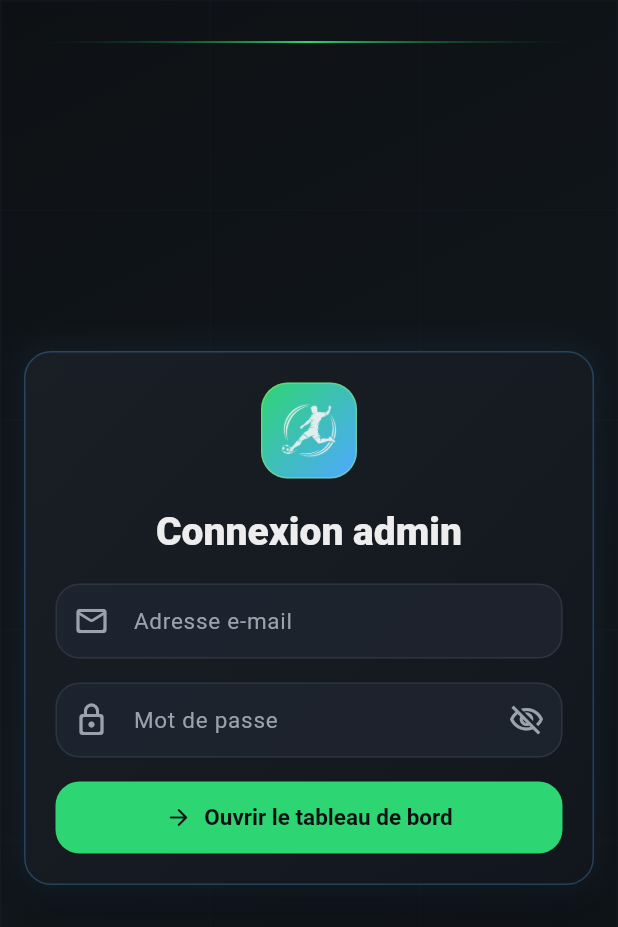
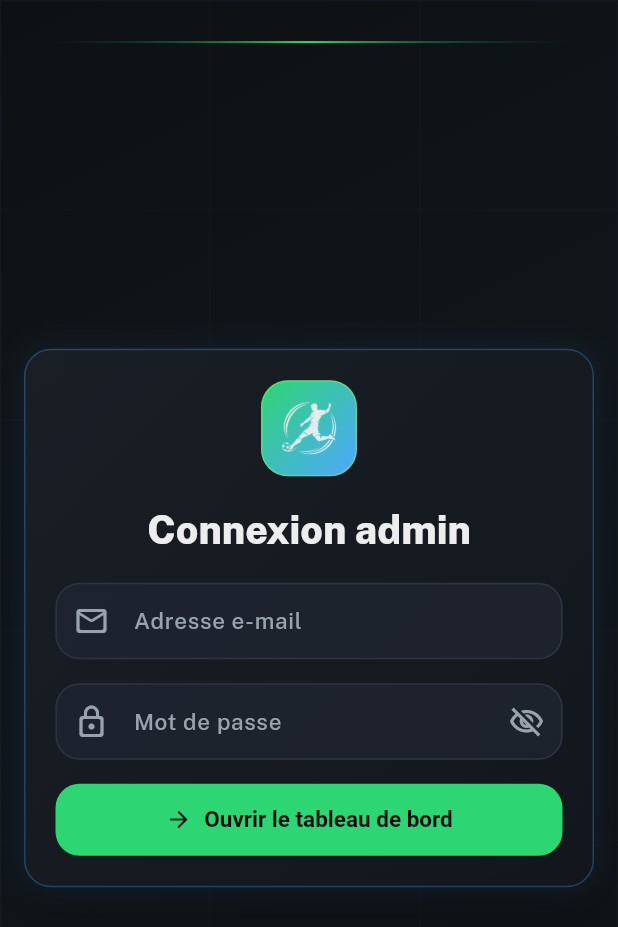
Before and after one commit to Amidoukone/Show_talent_web, a Flutter app: the screen it shows after launch, on a phone screen of 412 x 824 dp. Shown: the top 927 px of the screen. Run offline on Flutter 3.47's test engine with Material 3 defaults, Android fonts, the phone set to English and light mode, and no system bars; our stand-ins replace cloud_firestore, cloud_functions, firebase_auth, firebase_core, firebase_storage, fl_chart and 3 more; missing offline and left inert: dart:js_interop, firebase_app_check; accounts and stored records are empty.

Commit message:
Refonte typographie et densite visuelle (premiere vague) - ecran Utilisateurs
Suite a la proposition visuelle validee (avant/apres sur l'ecran
Utilisateurs) : le constat etait que trop d'elements brillaient a poids
egal sur chaque ecran (halo vert sur chaque panneau, plusieurs accents
satures actifs simultanement, statuts empiles en chips pleines).

Fondation typographique (admin_theme.dart) :
- Ajout de google_fonts. Space Grotesk porte les titres (displaySmall,
  headlineMedium, titleLarge, titleMedium), Public Sans porte le corps de
  texte (bodyLarge/Medium/Small, labelLarge) -- et par heritage de
  DefaultTextStyle, les TextStyle litteraux qui ne precisent pas de police
  dans le reste de l'app en beneficient aussi.

Un seul accent par ecran :
- admin_dashboard_screen.dart : la coquille permanente (barre laterale +
  en-tete) ne "brille" plus en continu sur chaque ecran -- elle laissait
  deux panneaux en relief actifs avant meme le contenu propre a l'ecran.
- statistiques_screen.dart : un seul des deux panneaux en relief reste
  mis en avant.
- user_management_widget.dart : les 9 tuiles de statistiques passent d'une
  couleur fixe par metrique a une couleur conditionnee a la valeur --
  neutre par defaut, coloree seulement quand il y a reellement quelque
  chose a regarder (compte suspendu, action en cours, revue en attente).

Tableau Utilisateurs decongestionne :
- Email fusionne en sous-texte sous le nom plutot qu'en colonne a part.
- AdminAccountStatusChips (jusqu'a 4 chips pleines par ligne, parfois
  redondantes -- "inactif" et "acces limite" pouvaient s'afficher
  ensemble pour la meme condition) remplace par un seul statut principal
  en point de couleur (nouveau AdminStatusDot, lib/widgets/admin_ui.dart),
  avec les droits enregistres en second plan sous forme de texte discret
  plutot que de chip additionnelle.

Teste par npm run release:check (config production, contrat mobile, suite
de tests, analyse statique) : tout au vert. Un test (statut "a revalider")
mis a jour pour la nouvelle casse coherente des libelles de statut.

Prochaine etape, apres validation visuelle : propager le meme traitement
aux autres ecrans denses (offres, evenements, les trois ecrans video,
mise en relation).

Co-Authored-By: Claude Sonnet 5 <noreply@anthropic.com>

```diff
--- a/lib/dashboard/statistiques_screen.dart
+++ b/lib/dashboard/statistiques_screen.dart
@@ -219,10 +219,11 @@ class StatisticsOverviewPanel extends StatelessWidget {
 
               final sidePanel = Column(
                 children: [
+                  // Pas de highlight ici : le graphique ci-dessus porte déjà
+                  // l'accent de l'écran, ce second panneau reste au second
+                  // plan plutôt que de rivaliser avec lui.
                   AdminGlassPanel(
                     padding: const EdgeInsets.all(22),
-                    highlight: true,
-                    accentColor: AdminTheme.cyan,
                     child: Column(
                       crossAxisAlignment: CrossAxisAlignment.start,
                       children: [
--- a/lib/theme/admin_theme.dart
+++ b/lib/theme/admin_theme.dart
@@ -1,4 +1,5 @@
 import 'package:flutter/material.dart';
+import 'package:google_fonts/google_fonts.dart';
 
 class AdminTheme {
   static const Color background = Color(0xFF0E1114);
@@ -89,7 +90,12 @@ class AdminTheme {
       outline: border,
     );
 
-    final baseTextTheme = Typography.whiteMountainView;
+    // Deux rôles, pas plus : Space Grotesk porte les titres (une
+    // personnalité technique assumée), Public Sans porte tout le reste —
+    // y compris les TextStyle littéraux qui ne précisent pas de police,
+    // puisqu'ils héritent de bodyMedium via DefaultTextStyle.
+    final displayFont = GoogleFonts.spaceGrotesk();
+    final bodyFont = GoogleFonts.publicSans();
 
     return ThemeData(
       useMaterial3: true,
@@ -100,49 +106,50 @@ class AdminTheme {
       canvasColor: surface,
       dividerColor: borderSoft,
       splashFactory: NoSplash.splashFactory,
-      textTheme: baseTextTheme.copyWith(
-        displaySmall: const TextStyle(
+      textTheme: TextTheme(
+        displaySmall: displayFont.copyWith(
           fontSize: 34,
-          fontWeight: FontWeight.w800,
+          fontWeight: FontWeight.w700,
           letterSpacing: 0,
           color: textPrimary,
           height: 1.05,
         ),
-        headlineMedium: const TextStyle(
+        headlineMedium: displayFont.copyWith(
           fontSize: 28,
-          fontWeight: FontWeight.w800,
+          fontWeight: FontWeight.w600,
           letterSpacing: 0,
           color: textPrimary,
         ),
-        titleLarge: const TextStyle(
+        titleLarge: displayFont.copyWith(
           fontSize: 22,
-          fontWeight: FontWeight.w700,
+          fontWeight: FontWeight.w600,
           color: textPrimary,
           letterSpacing: 0,
         ),
-        titleMedium: const TextStyle(
+        titleMedium: displayFont.copyWith(
           fontSize: 18,
           fontWeight: FontWeight.w600,
           color: textPrimary,
         ),
-        bodyLarge: const TextStyle(
+        bodyLarge: bodyFont.copyWith(
           fontSize: 15,
+          fontWeight: FontWeight.w500,
           color: textPrimary,
-          height: 1.45,
+          height: 1.5,
         ),
-        bodyMedium: const TextStyle(
+        bodyMedium: bodyFont.copyWith(
           fontSize: 14,
           color: textSecondary,
-          height: 1.45,
+          height: 1.5,
         ),
-        bodySmall: const TextStyle(
+        bodySmall: bodyFont.copyWith(
           fontSize: 12,
           color: textMuted,
-          height: 1.35,
+          height: 1.4,
         ),
-        labelLarge: const TextStyle(
+        labelLarge: bodyFont.copyWith(
           fontSize: 14,
-          fontWeight: FontWeight.w700,
+          fontWeight: FontWeight.w600,
           color: background,
           letterSpacing: 0,
         ),
--- a/pubspec.yaml
+++ b/pubspec.yaml
@@ -45,6 +45,7 @@ dependencies:
   path: ^1.9.1
   fl_chart: ^1.2.0
   firebase_app_check: ^0.4.6
+  google_fonts: ^6.3.3
 
 
 
```
Also changed, not shown: lib/dashboard/admin_dashboard_screen.dart (+5 -4 lines), lib/dashboard/user_management_widget.dart (+48 -28 lines), lib/widgets/admin_account_status_chips.dart (+50 -51 lines), lib/widgets/admin_ui.dart (+41 -0 lines), pubspec.lock, 3 other files.
